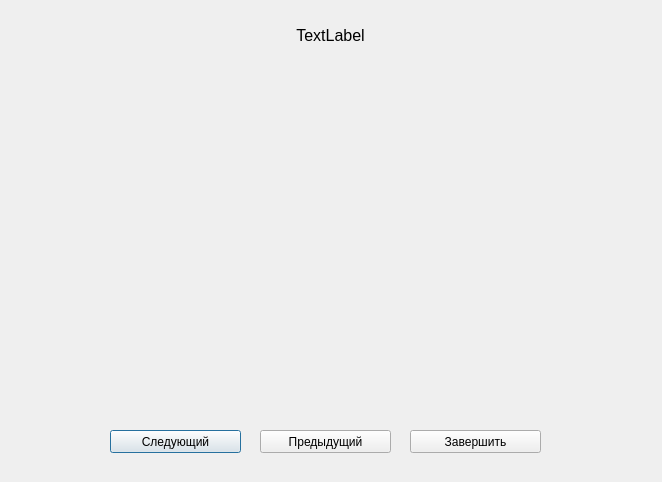
This is gui_client/testwindow.ui in turok-m-a/tester-server as Qt 5 draws it before an edit. The edited form follows.
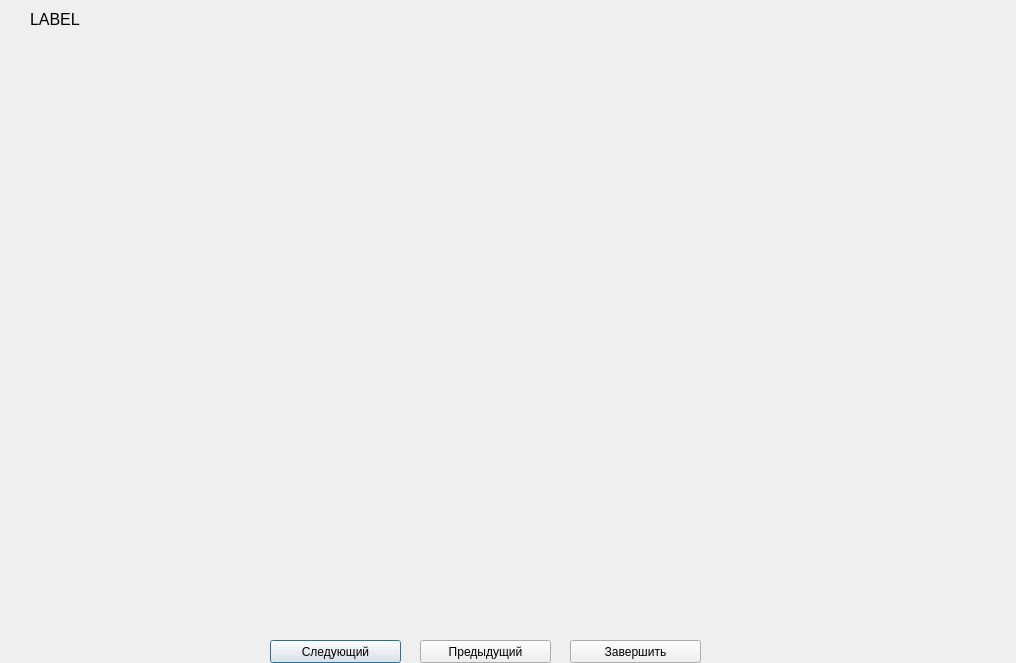
This is the edited form.

The edit to the form file:
```diff
--- a/gui_client/testwindow.ui
+++ b/gui_client/testwindow.ui
@@ -2,12 +2,15 @@
 <ui version="4.0">
  <class>TestWindow</class>
  <widget class="QDialog" name="TestWindow">
+  <property name="enabled">
+   <bool>true</bool>
+  </property>
   <property name="geometry">
    <rect>
     <x>0</x>
     <y>0</y>
-    <width>662</width>
-    <height>482</height>
+    <width>1016</width>
+    <height>663</height>
    </rect>
   </property>
   <property name="windowTitle">
@@ -16,8 +19,8 @@
   <widget class="QPushButton" name="nextButton">
    <property name="geometry">
     <rect>
-     <x>110</x>
-     <y>430</y>
+     <x>270</x>
+     <y>640</y>
      <width>131</width>
      <height>23</height>
     </rect>
@@ -29,8 +32,8 @@
   <widget class="QPushButton" name="prevButton">
    <property name="geometry">
     <rect>
-     <x>260</x>
-     <y>430</y>
+     <x>420</x>
+     <y>640</y>
      <width>131</width>
      <height>23</height>
     </rect>
@@ -42,8 +45,8 @@
   <widget class="QPushButton" name="submitButton">
    <property name="geometry">
     <rect>
-     <x>410</x>
-     <y>430</y>
+     <x>570</x>
+     <y>640</y>
      <width>131</width>
      <height>23</height>
     </rect>
@@ -55,10 +58,10 @@
   <widget class="QLabel" name="label">
    <property name="geometry">
     <rect>
-     <x>20</x>
+     <x>30</x>
      <y>10</y>
-     <width>621</width>
-     <height>51</height>
+     <width>461</width>
+     <height>611</height>
     </rect>
    </property>
    <property name="font">
@@ -67,10 +70,10 @@
     </font>
    </property>
    <property name="text">
-    <string>TextLabel</string>
+    <string>LABEL</string>
    </property>
    <property name="alignment">
-    <set>Qt::AlignCenter</set>
+    <set>Qt::AlignLeading|Qt::AlignLeft|Qt::AlignTop</set>
    </property>
    <property name="wordWrap">
     <bool>true</bool>
```
